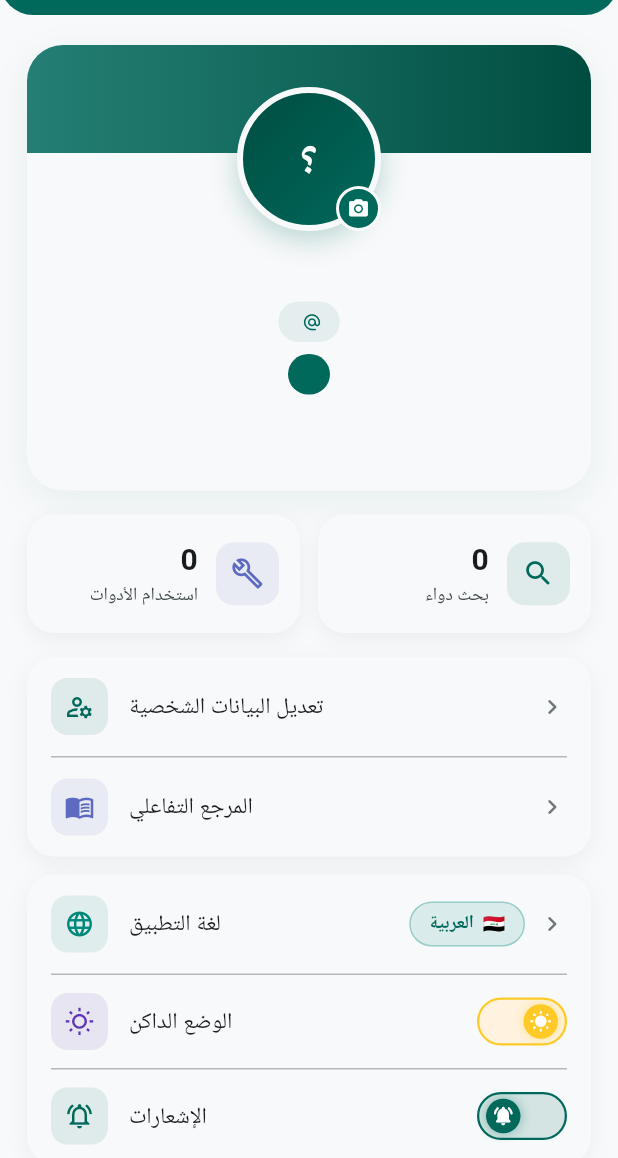
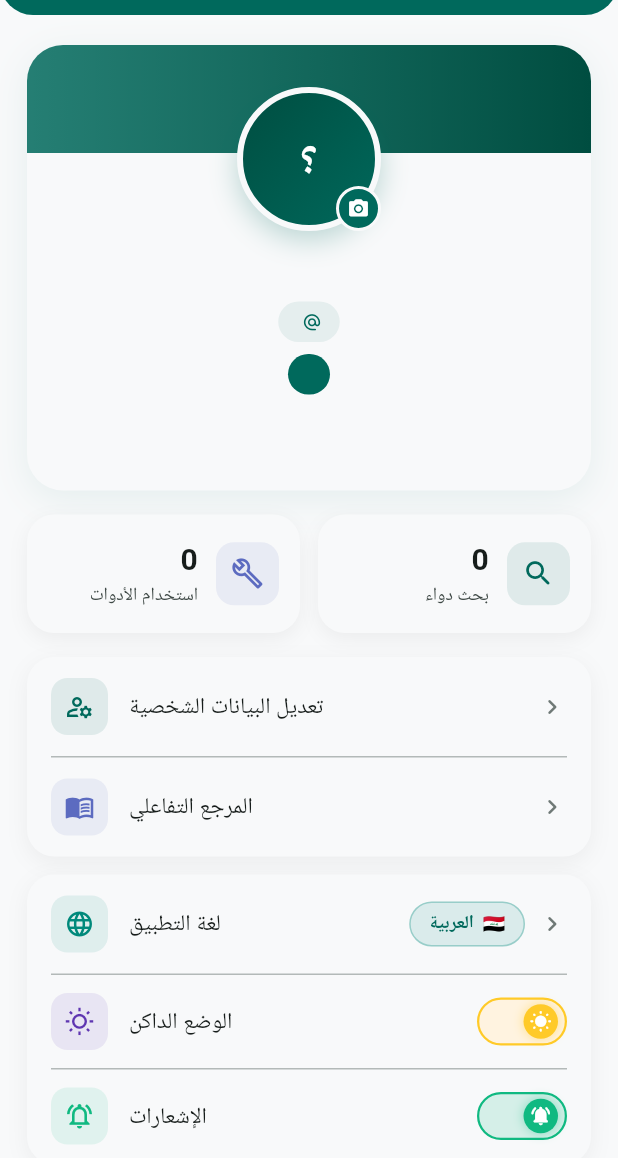
Before and after one commit to iraqpharma/iraq-pharma-guide, a Flutter app: the ProfileScreen screen opened by its route, on a phone screen of 412 x 824 dp, the part 78-1236 px from its top. Run offline on Flutter 3.47's test engine with Material 3 defaults, Android fonts, the light colour scheme and no system bars; our stand-ins replace app_links, cached_network_image, connectivity_plus, csv, file_picker, firebase_core and 16 more; missing offline and left inert: mobile_scanner; accounts and stored records are empty; network calls fail; Roboto replaces fonts that are missing (Cairo).

Commit message:
chore: bump to 2.2.1+14

```diff
--- a/lib/features/profile/profile_screen.dart
+++ b/lib/features/profile/profile_screen.dart
@@ -11,6 +11,7 @@ import '../../services/admin_access_service.dart';
 import '../../services/auth_service.dart';
 import '../../services/avatar_service.dart';
 import '../../services/notification_permission_service.dart';
+import '../../services/notification_service.dart';
 import '../../services/session_service.dart';
 import '../../shared/widgets/app_drawer.dart';
 import '../../shared/widgets/compact_app_header.dart';
@@ -50,6 +51,27 @@ class _ProfileScreenState extends ConsumerState<ProfileScreen>
   Future<void> _loadPushState() async {
     final enabled = await NotificationPermissionService.instance.isEnabled();
     if (mounted) setState(() => _pushEnabled = enabled);
+  }
+
+  Future<void> _showPushDiagnostics() async {
+    final report = await NotificationService.instance.diagnostics();
+    if (!mounted) return;
+    final text = report.entries.map((e) => '${e.key}: ${e.value}').join('\n');
+    await showDialog<void>(
+      context: context,
+      builder: (ctx) => AlertDialog(
+        title: const Text('Push diagnostics'),
+        content: SingleChildScrollView(
+          child: SelectableText(text, style: const TextStyle(fontSize: 12)),
+        ),
+        actions: [
+          TextButton(
+            onPressed: () => Navigator.pop(ctx),
+            child: const Text('إغلاق'),
+          ),
+        ],
+      ),
+    );
   }
 
   Future<void> _togglePush() async {
@@ -586,6 +608,10 @@ class _ProfileScreenState extends ConsumerState<ProfileScreen>
   // ── Push notifications on/off toggle ─────────────────────────────────────
   Widget _buildPushToggleRow(ColorScheme cs) {
     final isOn = _pushEnabled;
+    // Green when on, neutral grey when off.
+    final onColor = const Color(0xFF10B981);
+    final offColor = cs.outline;
+    final knobColor = isOn ? onColor : offColor;
     return Padding(
       padding: const EdgeInsets.symmetric(horizontal: 16, vertical: 12),
       child: Row(children: [
@@ -597,29 +623,24 @@ class _ProfileScreenState extends ConsumerState<ProfileScreen>
             width: 60,
             height: 32,
             decoration: BoxDecoration(
-              color: isOn ? AppColors.primary.withOpacity(0.15) : cs.outline.withOpacity(0.15),
+              color: knobColor.withOpacity(0.15),
               borderRadius: BorderRadius.circular(16),
-              border: Border.all(
-                color: isOn ? AppColors.primary : cs.outline,
-                width: 1.5,
-              ),
+              border: Border.all(color: knobColor, width: 1.5),
             ),
             child: AnimatedAlign(
               duration: const Duration(milliseconds: 350),
               curve: Curves.easeInOut,
-              alignment: isOn ? Alignment.centerLeft : Alignment.centerRight,
+              // Knob sits on the right when ON, matching the toggle above it.
+              alignment: isOn ? Alignment.centerRight : Alignment.centerLeft,
               child: Container(
                 margin: const EdgeInsets.all(3),
                 width: 26,
                 height: 26,
                 decoration: BoxDecoration(
-                  color: isOn ? AppColors.primary : cs.outline,
+                  color: knobColor,
                   shape: BoxShape.circle,
                   boxShadow: [
-                    BoxShadow(
-                      color: (isOn ? AppColors.primary : cs.outline).withOpacity(0.4),
-                      blurRadius: 6,
-                    ),
+                    BoxShadow(color: knobColor.withOpacity(0.4), blurRadius: 6),
                   ],
                 ),
                 child: _pushBusy
@@ -637,15 +658,20 @@ class _ProfileScreenState extends ConsumerState<ProfileScreen>
           ),
         ),
         const Spacer(),
-        Text(
-          context.s.notifications,
-          style: GoogleFonts.ibmPlexSansArabic(
-              fontSize: 15, fontWeight: FontWeight.w500, color: cs.onSurface),
+        GestureDetector(
+          // Hidden support tool: long-press the label to inspect why push
+          // registration failed on this device.
+          onLongPress: _showPushDiagnostics,
+          child: Text(
+            context.s.notifications,
+            style: GoogleFonts.ibmPlexSansArabic(
+                fontSize: 15, fontWeight: FontWeight.w500, color: cs.onSurface),
+          ),
         ),
         const SizedBox(width: 14),
         _IconBadge(
           icon: isOn ? Icons.notifications_active_outlined : Icons.notifications_off_outlined,
-          color: isOn ? AppColors.primary : cs.outline,
+          color: knobColor,
         ),
       ]),
     );
--- a/pubspec.yaml
+++ b/pubspec.yaml
@@ -1,7 +1,7 @@
 name: iraq_pharma_guide
 description: Iraq Pharma Guide - دليل الدواء العراقي
 publish_to: 'none'
-version: 2.2.1+13
+version: 2.2.1+14
 
 environment:
   sdk: '>=3.3.0 <4.0.0'
```
Also changed, not shown: lib/features/auth/notification_permission_screen.dart (+32 -12 lines), lib/features/splash/splash_screen.dart (+8 -1 lines), lib/services/notification_service.dart (+76 -0 lines).
